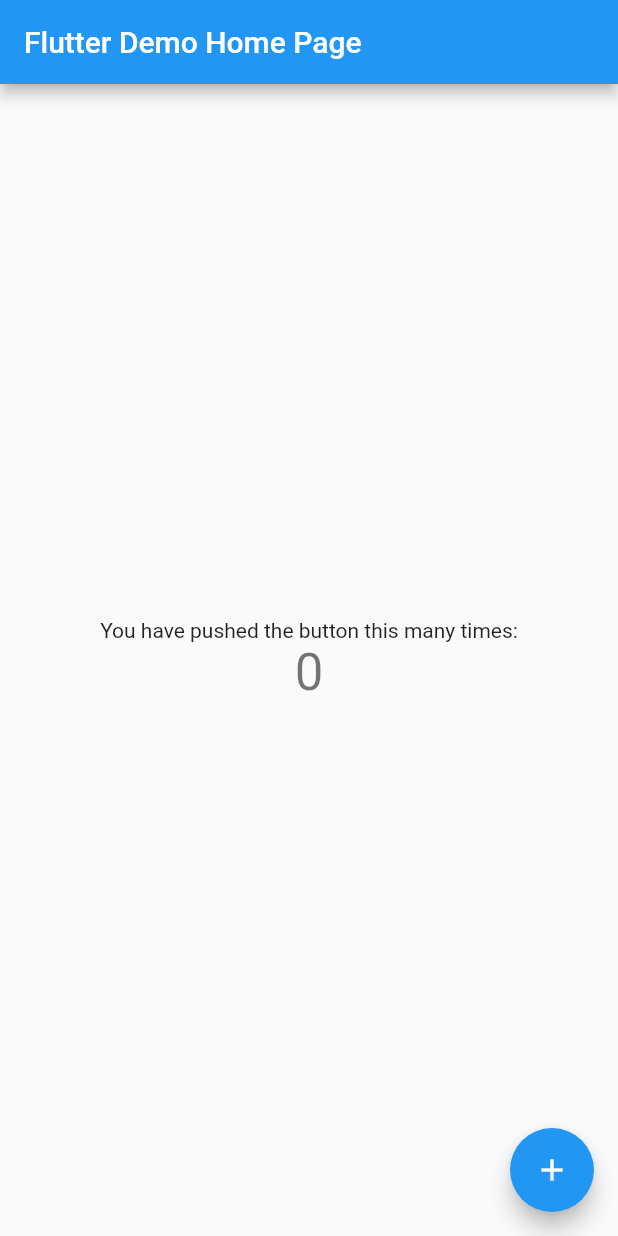
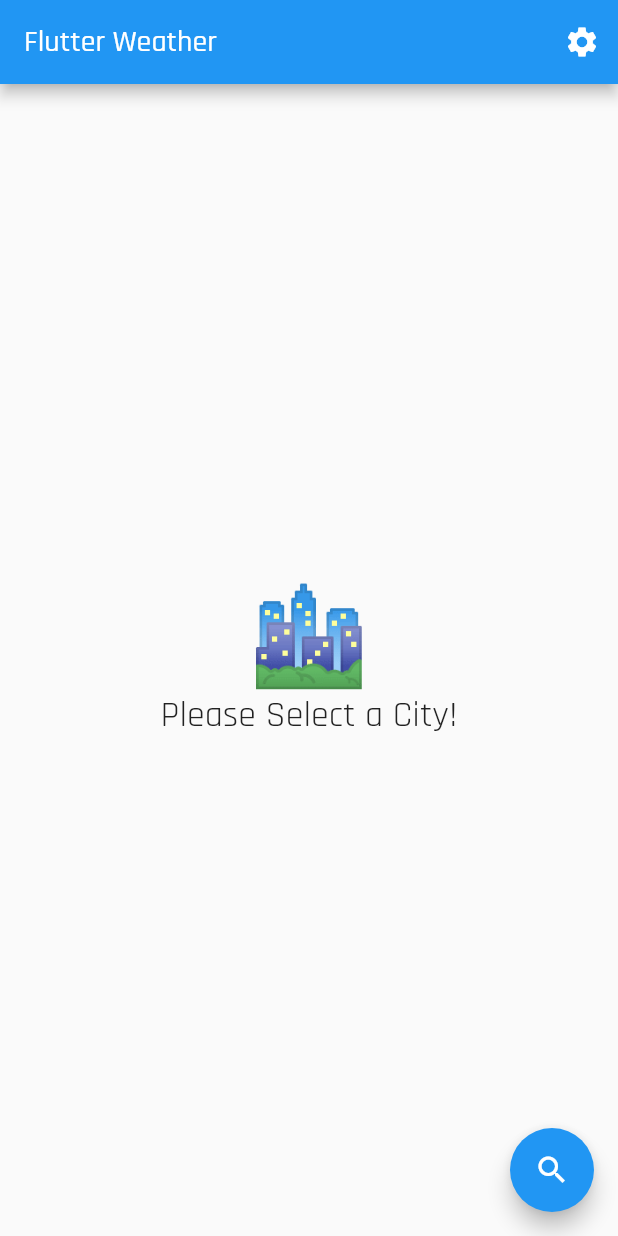
Before and after one commit to kenkaneki0625/flutter_weather_bloc, a Flutter app: the screen it shows after launch, on a phone screen of 412 x 824 dp. Run offline on Flutter 3.47's test engine with Material 2 defaults, Android fonts, the light colour scheme and no system bars; our stand-ins replace bloc, equatable, flutter_bloc, google_fonts, hydrated_bloc; missing offline and left inert: flutter_services_binding; generated files the repository leaves out were written again.

Commit message:
UI layer (#3)

```diff
--- /dev/null
+++ b/lib/app.dart
@@ -0,0 +1,48 @@
+import 'package:flutter/material.dart';
+import 'package:flutter_bloc/flutter_bloc.dart';
+import './theme/cubit/theme_cubit.dart';
+import './weather/view/weather_page.dart';
+import 'package:google_fonts/google_fonts.dart';
+import 'package:weather_repository/weather_repository.dart';
+
+class WeatherApp extends StatelessWidget {
+  const WeatherApp({Key? key, required WeatherRepository weatherRepository})
+      : _weatherRepository = weatherRepository,
+        super(key: key);
+
+  final WeatherRepository _weatherRepository;
+
+  @override
+  Widget build(BuildContext context) {
+    return RepositoryProvider.value(
+      value: _weatherRepository,
+      child: BlocProvider(
+        create: (_) => ThemeCubit(),
+        child: WeatherAppView(),
+      ),
+    );
+  }
+}
+
+class WeatherAppView extends StatelessWidget {
+  @override
+  Widget build(BuildContext context) {
+    final textTheme = Theme.of(context).textTheme;
+    return BlocBuilder<ThemeCubit, Color>(
+      builder: (context, color) {
+        return MaterialApp(
+          theme: ThemeData(
+            primaryColor: color,
+            textTheme: GoogleFonts.rajdhaniTextTheme(),
+            appBarTheme: AppBarTheme(
+              titleTextStyle: GoogleFonts.rajdhaniTextTheme(textTheme)
+                  .apply(bodyColor: Colors.white)
+                  .headline6,
+            ),
+          ),
+          home: WeatherPage(),
+        );
+      },
+    );
+  }
+}
--- a/lib/main.dart
+++ b/lib/main.dart
@@ -1,115 +1,22 @@
+import 'package:flutter/foundation.dart';
 import 'package:flutter/material.dart';
+import 'package:flutter_services_binding/flutter_services_binding.dart';
+import 'package:flutter_weather_bloc/app.dart';
+import 'package:flutter_weather_bloc/weather_bloc_observer.dart';
+import 'package:hydrated_bloc/hydrated_bloc.dart';
+import 'package:path_provider/path_provider.dart';
+import 'package:weather_repository/weather_repository.dart';
 
-void main() {
-  runApp(const MyApp());
+void main() async {
+  FlutterServicesBinding.ensureInitialized();
+  final storage = await HydratedStorage.build(
+    storageDirectory: kIsWeb
+        ? HydratedStorage.webStorageDirectory
+        : await getTemporaryDirectory(),
+  );
+  HydratedBlocOverrides.runZoned(
+    () => runApp(WeatherApp(weatherRepository: WeatherRepository())),
+    blocObserver: WeatherBlocObserver(),
+    storage: storage,
+  );
 }
-
-class MyApp extends StatelessWidget {
-  const MyApp({Key? key}) : super(key: key);
-
-  // This widget is the root of your application.
-  @override
-  Widget build(BuildContext context) {
-    return MaterialApp(
-      title: 'Flutter Demo',
-      theme: ThemeData(
-        // This is the theme of your application.
-        //
-        // Try running your application with "flutter run". You'll see the
-        // application has a blue toolbar. Then, without quitting the app, try
-        // changing the primarySwatch below to Colors.green and then invoke
-        // "hot reload" (press "r" in the console where you ran "flutter run",
-        // or simply save your changes to "hot reload" in a Flutter IDE).
-        // Notice that the counter didn't reset back to zero; the application
-        // is not restarted.
-        primarySwatch: Colors.blue,
-      ),
-      home: const MyHomePage(title: 'Flutter Demo Home Page'),
-    );
-  }
-}
-
-class MyHomePage extends StatefulWidget {
-  const MyHomePage({Key? key, required this.title}) : super(key: key);
-
-  // This widget is the home page of your application. It is stateful, meaning
-  // that it has a State object (defined below) that contains fields that affect
-  // how it looks.
-
-  // This class is the configuration for the state. It holds the values (in this
-  // case the title) provided by the parent (in this case the App widget) and
-  // used by the build method of the State. Fields in a Widget subclass are
-  // always marked "final".
-
-  final String title;
-
-  @override
-  State<MyHomePage> createState() => _MyHomePageState();
-}
-
-class _MyHomePageState extends State<MyHomePage> {
-  int _counter = 0;
-
-  void _incrementCounter() {
-    setState(() {
-      // This call to setState tells the Flutter framework that something has
-      // changed in this State, which causes it to rerun the build method below
-      // so that the display can reflect the updated values. If we changed
-      // _counter without calling setState(), then the build method would not be
-      // called again, and so nothing would appear to happen.
-      _counter++;
-    });
-  }
-
-  @override
-  Widget build(BuildContext context) {
-    // This method is rerun every time setState is called, for instance as done
-    // by the _incrementCounter method above.
-    //
-    // The Flutter framework has been optimized to make rerunning build methods
-    // fast, so that you can just rebuild anything that needs updating rather
-    // than having to individually change instances of widgets.
-    return Scaffold(
-      appBar: AppBar(
-        // Here we take the value from the MyHomePage object that was created by
-        // the App.build method, and use it to set our appbar title.
-        title: Text(widget.title),
-      ),
-      body: Center(
-        // Center is a layout widget. It takes a single child and positions it
-        // in the middle of the parent.
-        child: Column(
-          // Column is also a layout widget. It takes a list of children and
-          // arranges them vertically. By default, it sizes itself to fit its
-          // children horizontally, and tries to be as tall as its parent.
-          //
-          // Invoke "debug painting" (press "p" in the console, choose the
-          // "Toggle Debug Paint" action from the Flutter Inspector in Android
-          // Studio, or the "Toggle Debug Paint" command in Visual Studio Code)
-          // to see the wireframe for each widget.
-          //
-          // Column has various properties to control how it sizes itself and
-          // how it positions its children. Here we use mainAxisAlignment to
-          // center the children vertically; the main axis here is the vertical
-          // axis because Columns are vertical (the cross axis would be
-          // horizontal).
-          mainAxisAlignment: MainAxisAlignment.center,
-          children: <Widget>[
-            const Text(
-              'You have pushed the button this many times:',
-            ),
-            Text(
-              '$_counter',
-              style: Theme.of(context).textTheme.headline4,
-            ),
-          ],
-        ),
-      ),
-      floatingActionButton: FloatingActionButton(
-        onPressed: _incrementCounter,
-        tooltip: 'Increment',
-        child: const Icon(Icons.add),
-      ), // This trailing comma makes auto-formatting nicer for build methods.
-    );
-  }
-}
--- /dev/null
+++ b/lib/weather/view/weather_page.dart
@@ -0,0 +1,77 @@
+import 'package:flutter/material.dart';
+import 'package:flutter_bloc/flutter_bloc.dart';
+import 'package:weather_repository/weather_repository.dart';
+import '../../weather/cubit/weather_cubit.dart';
+import '../../setting/view/setting_page.dart';
+import '../../search/view/search_page.dart';
+import '../../theme/cubit/theme_cubit.dart';
+import '../../weather/widgets/widgets.dart';
+
+
+
+
+class WeatherPage extends StatelessWidget {
+  @override
+  Widget build(BuildContext context) {
+    return BlocProvider(
+      create: (context) => WeatherCubit(context.read<WeatherRepository>()),
+      child: WeatherView(),
+    );
+  }
+}
+
+class WeatherView extends StatelessWidget {
+  @override
+  Widget build(BuildContext context) {
+    return Scaffold(
+      appBar: AppBar(
+        title: const Text('Flutter Weather'),
+        actions: [
+          IconButton(
+            icon: const Icon(Icons.settings),
+            onPressed: () {
+              Navigator.of(context).push<void>(SettingsPage.route(
+                context.read<WeatherCubit>(),
+              ));
+            },
+          ),
+        ],
+      ),
+      body: Center(
+        child: BlocConsumer<WeatherCubit, WeatherState>(
+          listener: (context, state) {
+            if (state.status.isSuccess) {
+              context.read<ThemeCubit>().updateTheme(state.weather);
+            }
+          },
+          builder: (context, state) {
+            switch (state.status) {
+              case WeatherStatus.initial:
+                return const WeatherEmpty();
+              case WeatherStatus.loading:
+                return const WeatherLoading();
+              case WeatherStatus.success:
+                return WeatherPopulated(
+                  weather: state.weather,
+                  units: state.temperatureUnits,
+                  onRefresh: () {
+                    return context.read<WeatherCubit>().refreshWeather();
+                  },
+                );
+              case WeatherStatus.failure:
+              default:
+                return const WeatherError();
+            }
+          },
+        ),
+      ),
+      floatingActionButton: FloatingActionButton(
+        child: const Icon(Icons.search),
+        onPressed: () async {
+          final city = await Navigator.of(context).push(SearchPage.route());
+          await context.read<WeatherCubit>().fetchWeather(city);
+        },
+      ),
+    );
+  }
+}
--- /dev/null
+++ b/lib/weather/widgets/weather_empty.dart
@@ -0,0 +1,21 @@
+import 'package:flutter/material.dart';
+
+class WeatherEmpty extends StatelessWidget {
+  const WeatherEmpty({Key? key}) : super(key: key);
+
+  @override
+  Widget build(BuildContext context) {
+    final theme = Theme.of(context);
+    return Column(
+      mainAxisSize: MainAxisSize.min,
+      crossAxisAlignment: CrossAxisAlignment.center,
+      children: [
+        const Text('🏙️', style: TextStyle(fontSize: 64)),
+        Text(
+          'Please Select a City!',
+          style: theme.textTheme.headline5,
+        ),
+      ],
+    );
+  }
+}
--- /dev/null
+++ b/lib/weather/widgets/widgets.dart
@@ -0,0 +1,4 @@
+export 'weather_empty.dart';
+export 'weather_error.dart';
+export 'weather_loading.dart';
+export 'weather_populated.dart';
```
Also changed, not shown: lib/search/view/search_page.dart (added, +52 -0 lines), lib/setting/view/setting_page.dart (added, +45 -0 lines), lib/weather/widgets/weather_error.dart (added, +21 -0 lines), lib/weather/widgets/weather_loading.dart (added, +25 -0 lines), lib/weather/widgets/weather_populated.dart (added, +133 -0 lines), lib/weather_bloc_observer.dart (added, +27 -0 lines).
